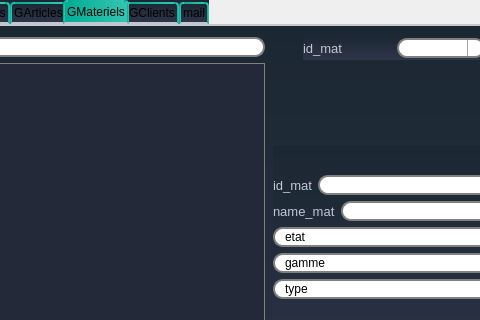
Above: employee_interface/gmat.ui from snwxr/Dry_Cleaner_2A3 before the change; both pictures show x 127 to 607 and y 0 to 320 of the 861 by 530 pixel window. Below: the same form after it.
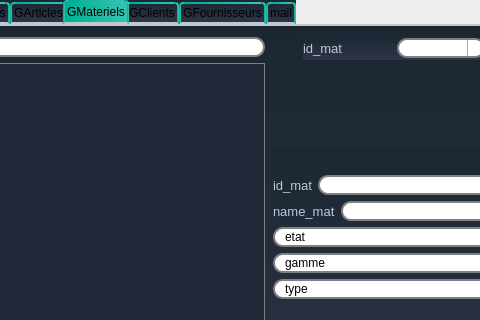
That is the form after the change. Icons and pictures are not drawn.

The edit to the form file:
```diff
--- a/employee_interface/gmat.ui
+++ b/employee_interface/gmat.ui
@@ -1517,6 +1517,11 @@
      <string>GClients</string>
     </attribute>
    </widget>
+   <widget class="QWidget" name="tab_6">
+    <attribute name="title">
+     <string>GFournisseurs</string>
+    </attribute>
+   </widget>
    <widget class="QWidget" name="tab_2">
     <attribute name="title">
      <string>mail</string>
```
